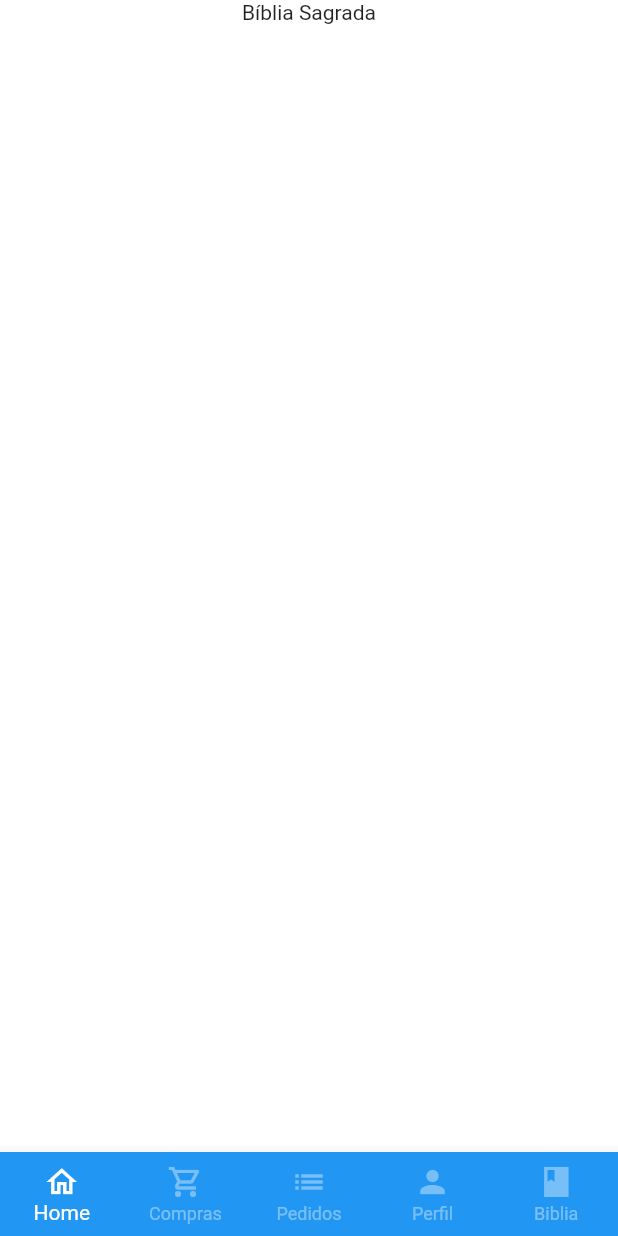
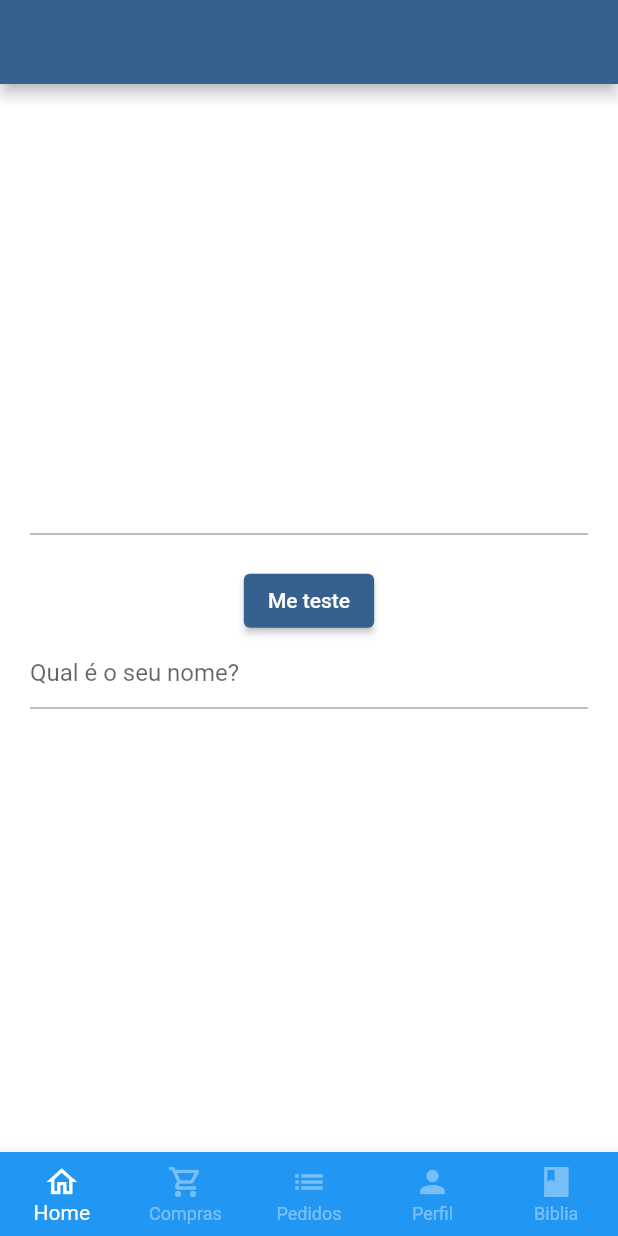
Before and after one commit to pedigru3/pregue-a-palavra, a Flutter app: the BaseScreen screen opened directly, swiped to page 5, on a phone screen of 412 x 824 dp. Run offline on Flutter 3.47's test engine with Material 2 defaults, Android fonts, the phone set to English and light mode, and no system bars; our stand-ins replace animated_text_kit, badges, get, mask_text_input_formatter, qr_flutter; network calls fail.

Commit message:
realizacao de testes unitarios e getx

```diff
--- a/lib/main.dart
+++ b/lib/main.dart
@@ -2,6 +2,7 @@ import 'package:flutter/material.dart';
 import 'package:pregue_a_palavra/src/pages/auth/sign_in_screen.dart';
 
 void main() {
+
   runApp(const MyApp());
 }
 
--- a/lib/src/config/app_data.dart
+++ b/lib/src/config/app_data.dart
@@ -1,7 +1,10 @@
+import 'package:pregue_a_palavra/src/models/bible_model.dart';
 import 'package:pregue_a_palavra/src/models/cart_item_model.dart';
 import 'package:pregue_a_palavra/src/models/item_model.dart';
 import 'package:pregue_a_palavra/src/models/order_model.dart';
 import 'package:pregue_a_palavra/src/models/user_model.dart';
+import 'package:flutter/services.dart' show rootBundle;
+
 
 List<String> categories = [
   "Aconselhamento",
--- a/lib/src/pages/base/base_screen.dart
+++ b/lib/src/pages/base/base_screen.dart
@@ -23,7 +23,7 @@ class _BaseScreenState extends State<BaseScreen> {
       body: PageView(
         physics: const NeverScrollableScrollPhysics(),
         controller: pageController,
-        children: const [
+        children: [
           HomeTab(),
           CartTab(),
           OrderTab(),
--- a/lib/src/pages/bible/bible_tab.dart
+++ b/lib/src/pages/bible/bible_tab.dart
@@ -1,27 +1,75 @@
 import 'package:flutter/material.dart';
+import 'package:get/get.dart';
+import 'package:pregue_a_palavra/src/pages/bible/controllers/value_controller.dart';
+import 'package:pregue_a_palavra/src/repositories/bible_repository.dart';
+import 'package:http/http.dart' as http;
 
-class BibleTab extends StatefulWidget {
-  const BibleTab({Key? key}) : super(key: key);
+class BibleTab extends StatelessWidget {
+  BibleTab({Key? key}) : super(key: key);
 
-  @override
-  State<BibleTab> createState() => _BibleTabState();
-}
-
-class _BibleTabState extends State<BibleTab> {
-  String test = '';
+  BibleRepository repository = BibleRepository(http.Client());
+  final nameController = TextEditingController();
+  final textController = TextEditingController();
+  final valueController = ValueController();
 
   @override
   Widget build(BuildContext context) {
+    print('criou árvore');
     return Scaffold(
-        body: Column(
-      children: [
-        const SafeArea(
+        appBar: AppBar(
+            title:
+                //Valor
+                GetX<ValueController>(
+          init: valueController,
+          initState: (_) {},
+          builder: (ctrl) {
+            return Text(ctrl.definedValue.value);
+          },
+        )),
+        body: Padding(
+          padding: EdgeInsets.all(20),
           child: Center(
-            child: Text('Bíblia Sagrada'),
+            child: Column(mainAxisSize: MainAxisSize.min, children: [
+              TextField(
+                controller: textController,
+              ),
+              SizedBox(
+                height: 20,
+              ),
+              GetX<ValueController>(
+                  init: valueController,
+                  builder: (crtl) {
+                    return crtl.isLoading.value
+                        ? CircularProgressIndicator()
+                        : ElevatedButton(
+                            onPressed: () {
+                              String value = textController.text;
+                              print(value);
+                              valueController.boasVindas(nameController.text);
+
+                              valueController.setValue(value);
+                            },
+                            child: Text('Me teste'));
+                  }),
+              TextField(
+                controller: nameController,
+                decoration: InputDecoration(hintText: 'Qual é o seu nome?'),
+              ),
+              SizedBox(
+                height: 20,
+              ),
+             GetX<ValueController>(
+                init: valueController,
+                initState: (_) {},
+                builder: (ctrl) {
+                  return Text(
+                    ctrl.name.value,
+                    style: TextStyle(fontWeight: FontWeight.bold, fontSize: 20),
+                  );
+                },
+              )
+            ]),
           ),
-        ),
-        Text(test),
-      ],
-    ));
+        ));
   }
 }
--- /dev/null
+++ b/lib/src/pages/bible/controllers/value_controller.dart
@@ -0,0 +1,28 @@
+import 'package:get/get.dart';
+
+class ValueController extends GetxController {
+  RxString definedValue = ''.obs;
+
+  RxString name = ''.obs;
+
+  RxBool isLoading = false.obs;
+
+  void setValue(String newValue) async {
+    isLoading.value = true;
+
+    await Future.delayed(const Duration(seconds: 3));
+
+    definedValue.value = newValue;
+    isLoading.value = false;
+  }
+
+  void boasVindas(String name) async {
+    isLoading.value = true;
+
+    await Future.delayed(const Duration(seconds: 5));
+
+    isLoading.value = false;
+
+    this.name.value = 'Olá, $name! Seja muito bem vindo!';
+  }
+}
--- a/lib/src/pages/cart/cart_tab.dart
+++ b/lib/src/pages/cart/cart_tab.dart
@@ -37,7 +37,7 @@ class _CartTabState extends State<CartTab> {
       backgroundColor: Colors.grey.shade200,
       appBar: AppBar(
         backgroundColor: CustomColors.primaryColor,
-        title: const Text('Carrinho'),
+        title: Text('Carrinho'),
       ),
       body: Column(
         children: [
--- /dev/null
+++ b/lib/src/repositories/bible_repository.dart
@@ -0,0 +1,31 @@
+import 'dart:convert';
+
+import 'package:http/http.dart';
+
+import 'package:pregue_a_palavra/src/models/bible_model.dart';
+
+class BibleRepository {
+  final Client client;
+
+  Map<String,String>? headerBible = {
+    'Content-Type': 'application/json',
+    'Authorization':
+        'Bearer eyJhbGciOiJIUzI1NiIsInR5cCI6IkpXVCJ9.eyJpZCI6IlRodSBTZXAgMTUgMjAyMiAxOToxMDoxMSBHTVQrMDAwMC5mZXJyZWlyYS5jb250YXRvMUBnbWFpbC5jb20iLCJpYXQiOjE2NjMyNjkwMTF9._E-zPYgk4_y3s5NNWtvnzAbgJ-nz_7zTgEpJy5hHt1o'
+  };
+
+  BibleRepository(this.client);
+
+  Future<BibleModel> fetchChapter() async {
+    final response = await client.get(
+      Uri.parse('https://www.abibliadigital.com.br/api/verses/nvi/sl/23'),
+      headers: headerBible,
+    );
+
+    if (response.statusCode == 200) {
+      var json = jsonDecode(response.body);
+      return BibleModel.fromJson(json);
+    } else {
+      throw Exception('Erro na internet');
+    }
+  }
+}
--- a/pubspec.yaml
+++ b/pubspec.yaml
@@ -41,9 +41,12 @@ dependencies:
   flutter_staggered_grid_view: ^0.6.2
   intl: ^0.17.0
   qr_flutter: ^4.0.0
+  dio: ^4.0.6
+  get: ^4.6.5
 
 
 dev_dependencies:
+  mocktail: ^0.3.0
   flutter_test:
     sdk: flutter
 
@@ -69,6 +72,7 @@ flutter:
   # To add assets to your application, add an assets section, like this:
   assets:
     - images/
+    - bible.json
 
   # An image asset can refer to one or more resolution-specific "variants", see
   # https://flutter.dev/assets-and-images/#resolution-aware
```
Also changed, not shown: bible.json (added, +42 -0 lines), lib/src/controllers/bible_controller.dart (added, +22 -0 lines), lib/src/models/bible_model.dart (added, +126 -0 lines), lib/src/models/book_model.dart (deleted, +0 -57 lines), lib/src/repository/book_http_repository.dart (deleted, +0 -15 lines), pubspec.lock, 4 other files.
